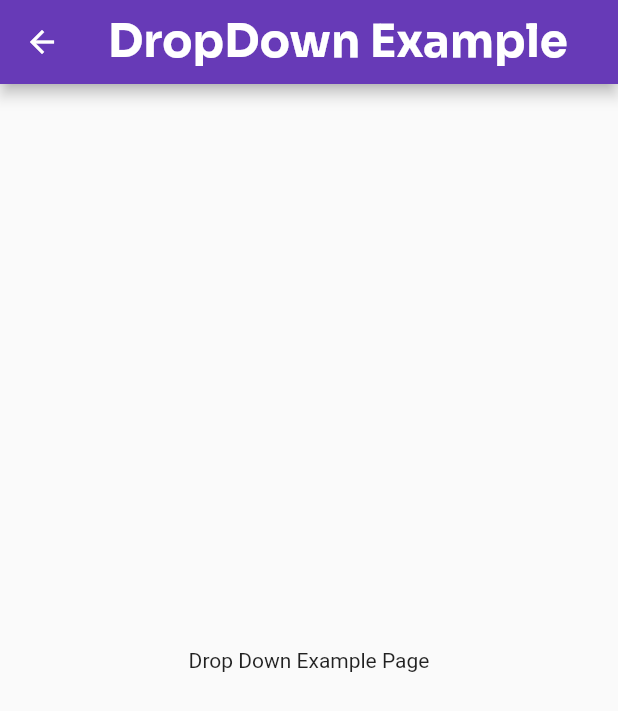
After one commit to Bharath-OS/Flutter_Forms, a Flutter app: the screen it shows after launch, after a tap on "Go to DropDown Example Page", on a phone screen of 412 x 824 dp. The commit adds this screen. Shown: the top 711 px of the screen. Run offline on Flutter 3.47's test engine with Material 3 defaults, Android fonts, the phone set to English and light mode, and no system bars.

Commit message:
DropDown Example page

```diff
--- /dev/null
+++ b/lib/dropdown.dart
@@ -0,0 +1,37 @@
+import 'package:flutter/material.dart';
+
+class DropDownPage extends StatefulWidget {
+  const DropDownPage({super.key});
+
+  @override
+  State<DropDownPage> createState() => _DropDownPageState();
+}
+
+class _DropDownPageState extends State<DropDownPage> {
+  // List<String> items = ['item1', 'item2', 'item3', 'item4'];
+  // late String selected;
+  // @override
+  // void initState() {
+  //   super.initState();
+  //   selected = items[0];
+  // }
+
+  // List<DropdownMenuItem> items = List.generate(4, (int index){return DropdownMenuItem(value:"item$index", child: Text("Item$index"));});
+  @override
+  Widget build(BuildContext context) {
+    return Scaffold(
+      appBar: AppBar(title: Text("DropDown Example")),
+      body: SafeArea(
+        child: Center(
+          child: Column(
+            mainAxisAlignment: MainAxisAlignment.center,
+            children: [
+              Text("Drop Down Example Page"),
+              // DropdownButton(value: selected, onChanged: (newValue) {}),
+            ],
+          ),
+        ),
+      ),
+    );
+  }
+}
--- a/lib/main.dart
+++ b/lib/main.dart
@@ -3,6 +3,7 @@
 import 'package:flutter/material.dart';
 import 'package:week_10_flutter/checkbox.dart';
 import 'package:week_10_flutter/datepicker.dart';
+import 'package:week_10_flutter/dropdown.dart';
 import 'package:week_10_flutter/sliders.dart';
 import 'package:week_10_flutter/switch.dart';
 import 'package:week_10_flutter/textfiled.dart';
@@ -166,6 +167,14 @@ class HomePage extends StatelessWidget {
                 ),
                 child: Text("Go to Time and Date picker Example Page"),
               ),
+
+              ElevatedButton(
+                onPressed: () => Navigator.push(
+                  context,
+                  MaterialPageRoute(builder: (ctx) => DropDownPage()),
+                ),
+                child: Text("Go to DropDown Example Page"),
+              ),
             ],
           ),
         ),
```
